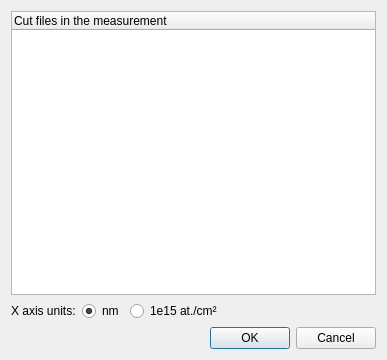
This is ui_files/ui_depth_profile_params.ui in JYU-IBA/potku as Qt 5 draws it before an edit. The edited form follows.
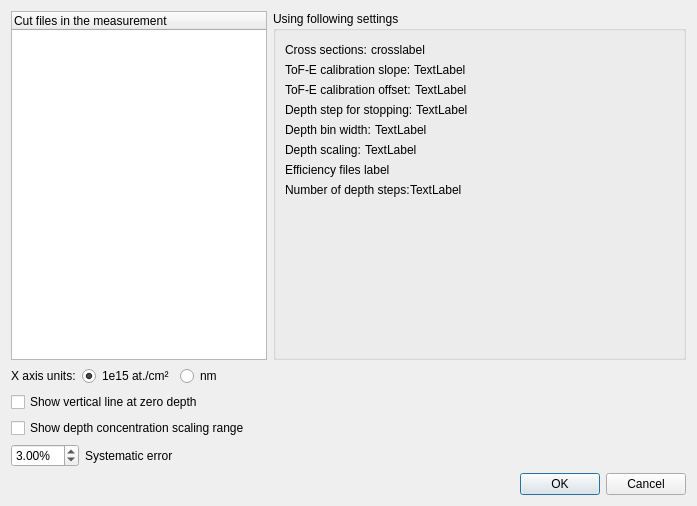
This is the edited form.

What changed in the file:
```diff
--- a/ui_files/ui_depth_profile_params.ui
+++ b/ui_files/ui_depth_profile_params.ui
@@ -6,15 +6,325 @@
    <rect>
     <x>0</x>
     <y>0</y>
-    <width>387</width>
-    <height>360</height>
+    <width>697</width>
+    <height>506</height>
    </rect>
   </property>
   <property name="windowTitle">
    <string>Depth profile</string>
   </property>
-  <layout class="QGridLayout" name="gridLayout">
-   <item row="2" column="0">
+  <layout class="QVBoxLayout" name="verticalLayout_2">
+   <item>
+    <layout class="QHBoxLayout" name="horizontalLayout_3">
+     <item>
+      <widget class="QTreeWidget" name="treeWidget">
+       <property name="sizePolicy">
+        <sizepolicy hsizetype="Minimum" vsizetype="Expanding">
+         <horstretch>0</horstretch>
+         <verstretch>0</verstretch>
+        </sizepolicy>
+       </property>
+       <property name="minimumSize">
+        <size>
+         <width>220</width>
+         <height>0</height>
+        </size>
+       </property>
+       <property name="maximumSize">
+        <size>
+         <width>16777215</width>
+         <height>16777215</height>
+        </size>
+       </property>
+       <column>
+        <property name="text">
+         <string>Cut files in the measurement</string>
+        </property>
+       </column>
+      </widget>
+     </item>
+     <item>
+      <widget class="QGroupBox" name="groupBox">
+       <property name="title">
+        <string>Using following settings</string>
+       </property>
+       <layout class="QVBoxLayout" name="verticalLayout_3">
+        <item>
+         <layout class="QVBoxLayout" name="verticalLayout">
+          <property name="spacing">
+           <number>0</number>
+          </property>
+          <item>
+           <layout class="QHBoxLayout" name="horizontalLayout_5">
+            <item>
+             <widget class="QLabel" name="label_2">
+              <property name="text">
+               <string>Cross sections: </string>
+              </property>
+             </widget>
+            </item>
+            <item>
+             <widget class="QLabel" name="label_cross">
+              <property name="toolTip">
+               <string>Cross sections selected in global settings.</string>
+              </property>
+              <property name="text">
+               <string>crosslabel</string>
+              </property>
+             </widget>
+            </item>
+            <item>
+             <spacer name="horizontalSpacer_4">
+              <property name="orientation">
+               <enum>Qt::Horizontal</enum>
+              </property>
+              <property name="sizeHint" stdset="0">
+               <size>
+                <width>40</width>
+                <height>20</height>
+               </size>
+              </property>
+             </spacer>
+            </item>
+           </layout>
+          </item>
+          <item>
+           <layout class="QHBoxLayout" name="horizontalLayout_7">
+            <item>
+             <widget class="QLabel" name="label_4">
+              <property name="text">
+               <string>ToF-E calibration slope: </string>
+              </property>
+             </widget>
+            </item>
+            <item>
+             <widget class="QLabel" name="label_calibslope">
+              <property name="text">
+               <string>TextLabel</string>
+              </property>
+             </widget>
+            </item>
+            <item>
+             <spacer name="horizontalSpacer_6">
+              <property name="orientation">
+               <enum>Qt::Horizontal</enum>
+              </property>
+              <property name="sizeHint" stdset="0">
+               <size>
+                <width>40</width>
+                <height>20</height>
+               </size>
+              </property>
+             </spacer>
+            </item>
+           </layout>
+          </item>
+          <item>
+           <layout class="QHBoxLayout" name="horizontalLayout_8">
+            <item>
+             <widget class="QLabel" name="label_5">
+              <property name="text">
+               <string>ToF-E calibration offset: </string>
+              </property>
+             </widget>
+            </item>
+            <item>
+             <widget class="QLabel" name="label_caliboffset">
+              <property name="text">
+               <string>TextLabel</string>
+              </property>
+             </widget>
+            </item>
+            <item>
+             <spacer name="horizontalSpacer_7">
+              <property name="orientation">
+               <enum>Qt::Horizontal</enum>
+              </property>
+              <property name="sizeHint" stdset="0">
+               <size>
+                <width>40</width>
+                <height>20</height>
+               </size>
+              </property>
+             </spacer>
+            </item>
+           </layout>
+          </item>
+          <item>
+           <layout class="QHBoxLayout" name="horizontalLayout_10">
+            <item>
+             <widget class="QLabel" name="label_6">
+              <property name="text">
+               <string>Depth step for stopping: </string>
+              </property>
+             </widget>
+            </item>
+            <item>
+             <layout class="QHBoxLayout" name="horizontalLayout_4"/>
+            </item>
+            <item>
+             <widget class="QLabel" name="label_depthstop">
+              <property name="text">
+               <string>TextLabel</string>
+              </property>
+             </widget>
+            </item>
+            <item>
+             <spacer name="horizontalSpacer_8">
+              <property name="orientation">
+               <enum>Qt::Horizontal</enum>
+              </property>
+              <property name="sizeHint" stdset="0">
+               <size>
+                <width>40</width>
+                <height>20</height>
+               </size>
+              </property>
+             </spacer>
+            </item>
+           </layout>
+          </item>
+          <item>
+           <layout class="QHBoxLayout" name="horizontalLayout_11">
+            <item>
+             <widget class="QLabel" name="label_8">
+              <property name="text">
+               <string>Depth bin width: </string>
+              </property>
+             </widget>
+            </item>
+            <item>
+             <widget class="QLabel" name="label_depthbin">
+              <property name="text">
+               <string>TextLabel</string>
+              </property>
+             </widget>
+            </item>
+            <item>
+             <spacer name="horizontalSpacer_9">
+              <property name="orientation">
+               <enum>Qt::Horizontal</enum>
+              </property>
+              <property name="sizeHint" stdset="0">
+               <size>
+                <width>40</width>
+                <height>20</height>
+               </size>
+              </property>
+             </spacer>
+            </item>
+           </layout>
+          </item>
+          <item>
+           <layout class="QHBoxLayout" name="horizontalLayout_12">
+            <item>
+             <widget class="QLabel" name="label_7">
+              <property name="text">
+               <string>Depth scaling: </string>
+              </property>
+             </widget>
+            </item>
+            <item>
+             <widget class="QLabel" name="label_depthscale">
+              <property name="text">
+               <string>TextLabel</string>
+              </property>
+             </widget>
+            </item>
+            <item>
+             <spacer name="horizontalSpacer_10">
+              <property name="orientation">
+               <enum>Qt::Horizontal</enum>
+              </property>
+              <property name="sizeHint" stdset="0">
+               <size>
+                <width>40</width>
+                <height>20</height>
+               </size>
+              </property>
+             </spacer>
+            </item>
+           </layout>
+          </item>
+          <item>
+           <layout class="QHBoxLayout" name="horizontalLayout_6">
+            <item>
+             <widget class="QLabel" name="label_efficiency_files">
+              <property name="toolTip">
+               <string>Efficiency files used to calculate Depth Profile. The folder in which efficiency files are looked for can be changed in global settings.</string>
+              </property>
+              <property name="text">
+               <string>Efficiency files label</string>
+              </property>
+             </widget>
+            </item>
+            <item>
+             <spacer name="horizontalSpacer_5">
+              <property name="orientation">
+               <enum>Qt::Horizontal</enum>
+              </property>
+              <property name="sizeHint" stdset="0">
+               <size>
+                <width>40</width>
+                <height>20</height>
+               </size>
+              </property>
+             </spacer>
+            </item>
+           </layout>
+          </item>
+          <item>
+           <layout class="QHBoxLayout" name="horizontalLayout_15">
+            <item>
+             <widget class="QLabel" name="label_10">
+              <property name="text">
+               <string>Number of depth steps:</string>
+              </property>
+             </widget>
+            </item>
+            <item>
+             <widget class="QLabel" name="label_depthnumber">
+              <property name="text">
+               <string>TextLabel</string>
+              </property>
+             </widget>
+            </item>
+            <item>
+             <spacer name="horizontalSpacer_3">
+              <property name="orientation">
+               <enum>Qt::Horizontal</enum>
+              </property>
+              <property name="sizeHint" stdset="0">
+               <size>
+                <width>40</width>
+                <height>20</height>
+               </size>
+              </property>
+             </spacer>
+            </item>
+           </layout>
+          </item>
+          <item>
+           <spacer name="verticalSpacer">
+            <property name="orientation">
+             <enum>Qt::Vertical</enum>
+            </property>
+            <property name="sizeHint" stdset="0">
+             <size>
+              <width>20</width>
+              <height>40</height>
+             </size>
+            </property>
+           </spacer>
+          </item>
+         </layout>
+        </item>
+       </layout>
+      </widget>
+     </item>
+    </layout>
+   </item>
+   <item>
     <layout class="QHBoxLayout" name="horizontalLayout">
      <item>
       <widget class="QLabel" name="label">
@@ -23,21 +333,24 @@
        </property>
       </widget>
      </item>
-     <item>
-      <widget class="QRadioButton" name="radioButtonAtPerCm2">
-       <property name="text">
-        <string>nm</string>
-       </property>
-       <property name="checked">
-        <bool>true</bool>
-       </property>
-      </widget>
-     </item>
      <item>
       <widget class="QRadioButton" name="radioButtonNm">
        <property name="text">
         <string>1e15 at./cm²</string>
        </property>
+       <property name="checked">
+        <bool>true</bool>
+       </property>
+      </widget>
+     </item>
+     <item>
+      <widget class="QRadioButton" name="radioButtonAtPerCm2">
+       <property name="text">
+        <string>nm</string>
+       </property>
+       <property name="checked">
+        <bool>false</bool>
+       </property>
       </widget>
      </item>
      <item>
@@ -55,10 +368,58 @@
      </item>
     </layout>
    </item>
-   <item row="3" column="0">
-    <layout class="QVBoxLayout" name="verticalLayout"/>
+   <item>
+    <widget class="QCheckBox" name="check_0line">
+     <property name="text">
+      <string>Show vertical line at zero depth</string>
+     </property>
+    </widget>
    </item>
-   <item row="15" column="0">
+   <item>
+    <widget class="QCheckBox" name="check_scaleline">
+     <property name="text">
+      <string>Show depth concentration scaling range</string>
+     </property>
+    </widget>
+   </item>
+   <item>
+    <layout class="QHBoxLayout" name="horizontalLayout_9">
+     <item>
+      <widget class="QDoubleSpinBox" name="spin_systerr">
+       <property name="suffix">
+        <string>%</string>
+       </property>
+       <property name="singleStep">
+        <double>0.100000000000000</double>
+       </property>
+       <property name="value">
+        <double>3.000000000000000</double>
+       </property>
+      </widget>
+     </item>
+     <item>
+      <widget class="QLabel" name="label_9">
+       <property name="text">
+        <string>Systematic error</string>
+       </property>
+      </widget>
+     </item>
+     <item>
+      <spacer name="horizontalSpacer_11">
+       <property name="orientation">
+        <enum>Qt::Horizontal</enum>
+       </property>
+       <property name="sizeHint" stdset="0">
+        <size>
+         <width>40</width>
+         <height>20</height>
+        </size>
+       </property>
+      </spacer>
+     </item>
+    </layout>
+   </item>
+   <item>
     <layout class="QHBoxLayout" name="horizontalLayout_2">
      <item>
       <spacer name="horizontalSpacer_2">
@@ -73,6 +434,16 @@
        </property>
       </spacer>
      </item>
+     <item>
+      <widget class="QLabel" name="label_status">
+       <property name="enabled">
+        <bool>true</bool>
+       </property>
+       <property name="text">
+        <string/>
+       </property>
+      </widget>
+     </item>
      <item>
       <widget class="QPushButton" name="OKButton">
        <property name="text">
@@ -89,15 +460,6 @@
      </item>
     </layout>
    </item>
-   <item row="0" column="0">
-    <widget class="QTreeWidget" name="treeWidget">
-     <column>
-      <property name="text">
-       <string>Cut files in the measurement</string>
-      </property>
-     </column>
-    </widget>
-   </item>
   </layout>
  </widget>
  <resources/>
```
